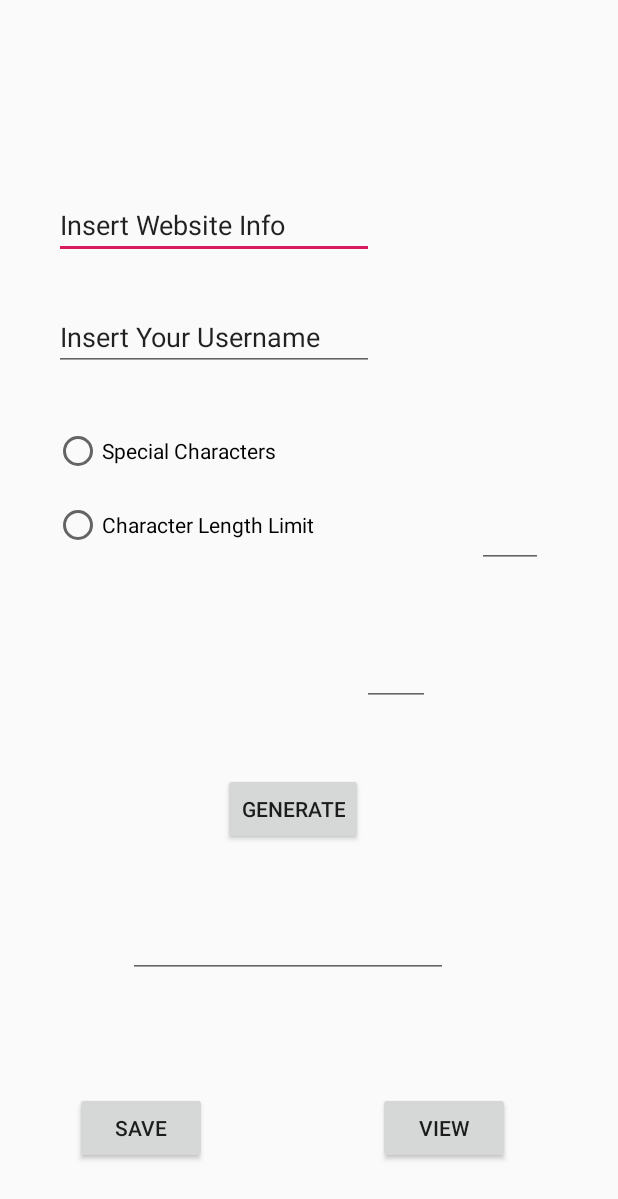
After one commit to grace2330/CS_Final_Project2019, an Android app: the layout first_screen.xml on its own in the app's theme, with its tools: preview values and no code run, on a phone screen of 412 x 824 dp. The commit adds this screen. Shown: the top 1199 px of the screen. Run offline under Robolectric (Android 15) with nearby library versions, the phone set to English and light mode, and no system bars.

Commit message:
first screen UI Design

```diff
--- a/app/src/main/java/com/example/cs_final_project2019/MainActivity.java
+++ b/app/src/main/java/com/example/cs_final_project2019/MainActivity.java
@@ -9,6 +9,6 @@ public class MainActivity extends AppCompatActivity {
     @Override
     protected void onCreate(Bundle savedInstanceState) {
         super.onCreate(savedInstanceState);
-        setContentView(R.layout.activity_main);
+        setContentView(R.layout.second_screen);
     }
 }
--- a/app/src/main/res/layout/activity_main.xml
+++ /dev/null
@@ -1,18 +0,0 @@
-<?xml version="1.0" encoding="utf-8"?>
-<androidx.constraintlayout.widget.ConstraintLayout xmlns:android="http://schemas.android.com/apk/res/android"
-    xmlns:app="http://schemas.android.com/apk/res-auto"
-    xmlns:tools="http://schemas.android.com/tools"
-    android:layout_width="match_parent"
-    android:layout_height="match_parent"
-    tools:context=".MainActivity">
-
-    <TextView
-        android:layout_width="wrap_content"
-        android:layout_height="wrap_content"
-        android:text="Hello World!"
-        app:layout_constraintBottom_toBottomOf="parent"
-        app:layout_constraintLeft_toLeftOf="parent"
-        app:layout_constraintRight_toRightOf="parent"
-        app:layout_constraintTop_toTopOf="parent" />
-
-</androidx.constraintlayout.widget.ConstraintLayout>
--- /dev/null
+++ b/app/src/main/res/layout/first_screen.xml
@@ -0,0 +1,126 @@
+<?xml version="1.0" encoding="utf-8"?>
+<androidx.constraintlayout.widget.ConstraintLayout
+    xmlns:android="http://schemas.android.com/apk/res/android"
+    xmlns:app="http://schemas.android.com/apk/res-auto"
+    xmlns:tools="http://schemas.android.com/tools"
+    android:layout_width="match_parent"
+    android:layout_height="match_parent">
+
+    <EditText
+        android:id="@+id/websiteText"
+        android:layout_width="wrap_content"
+        android:layout_height="wrap_content"
+        android:layout_marginStart="36dp"
+        android:layout_marginLeft="36dp"
+        android:layout_marginTop="127dp"
+        android:ems="10"
+        android:inputType="textPersonName"
+        android:text="Insert Website Info"
+        app:layout_constraintStart_toStartOf="parent"
+        app:layout_constraintTop_toTopOf="parent" />
+
+    <EditText
+        android:id="@+id/usernameText"
+        android:layout_width="wrap_content"
+        android:layout_height="wrap_content"
+        android:layout_marginStart="36dp"
+        android:layout_marginLeft="36dp"
+        android:layout_marginTop="29dp"
+        android:ems="10"
+        android:inputType="textPersonName"
+        android:text="Insert Your Username"
+        app:layout_constraintStart_toStartOf="parent"
+        app:layout_constraintTop_toBottomOf="@+id/websiteText" />
+
+    <Button
+        android:id="@+id/pwGenerateButton"
+        android:layout_width="wrap_content"
+        android:layout_height="wrap_content"
+        android:layout_marginEnd="170dp"
+        android:layout_marginRight="170dp"
+        android:layout_marginBottom="43dp"
+        android:text="Generate"
+        app:layout_constraintBottom_toTopOf="@+id/pwText"
+        app:layout_constraintEnd_toEndOf="parent" />
+
+    <RadioButton
+        android:id="@+id/specialCharButton"
+        android:layout_width="wrap_content"
+        android:layout_height="wrap_content"
+        android:layout_marginStart="36dp"
+        android:layout_marginLeft="36dp"
+        android:layout_marginTop="37dp"
+        android:text="Special Characters"
+        app:layout_constraintStart_toStartOf="parent"
+        app:layout_constraintTop_toBottomOf="@+id/usernameText" />
+
+    <RadioButton
+        android:id="@+id/lengthLimitText"
+        android:layout_width="wrap_content"
+        android:layout_height="wrap_content"
+        android:layout_marginStart="36dp"
+        android:layout_marginLeft="36dp"
+        android:layout_marginTop="17dp"
+        android:text="Character Length Limit"
+        app:layout_constraintStart_toStartOf="parent"
+        app:layout_constraintTop_toBottomOf="@+id/specialCharButton" />
+
+    <EditText
+        android:id="@+id/pwText"
+        android:layout_width="wrap_content"
+        android:layout_height="wrap_content"
+        android:layout_marginEnd="113dp"
+        android:layout_marginRight="113dp"
+        android:layout_marginBottom="76dp"
+        android:ems="10"
+        android:inputType="textPersonName"
+        app:layout_constraintBottom_toTopOf="@+id/saveButton"
+        app:layout_constraintEnd_toEndOf="parent" />
+
+    <EditText
+        android:id="@+id/lowerNumText"
+        android:layout_width="45dp"
+        android:layout_height="53dp"
+        android:layout_marginEnd="31dp"
+        android:layout_marginRight="31dp"
+        android:layout_marginBottom="136dp"
+        android:ems="10"
+        android:inputType="number"
+        app:layout_constraintBottom_toTopOf="@+id/pwText"
+        app:layout_constraintEnd_toStartOf="@+id/higherNumText" />
+
+    <EditText
+        android:id="@+id/higherNumText"
+        android:layout_width="44dp"
+        android:layout_height="39dp"
+        android:layout_marginTop="339dp"
+        android:layout_marginEnd="50dp"
+        android:layout_marginRight="50dp"
+        android:ems="10"
+        android:inputType="number"
+        app:layout_constraintEnd_toEndOf="parent"
+        app:layout_constraintTop_toTopOf="parent" />
+
+    <Button
+        android:id="@+id/saveButton"
+        android:layout_width="wrap_content"
+        android:layout_height="wrap_content"
+        android:layout_marginStart="50dp"
+        android:layout_marginLeft="50dp"
+        android:layout_marginBottom="48dp"
+        android:text="Save"
+        app:layout_constraintBottom_toBottomOf="parent"
+        app:layout_constraintStart_toStartOf="parent" />
+
+    <Button
+        android:id="@+id/viewButton"
+        android:layout_width="wrap_content"
+        android:layout_height="wrap_content"
+        android:layout_marginEnd="72dp"
+        android:layout_marginRight="72dp"
+        android:layout_marginBottom="48dp"
+        android:text="View"
+        app:layout_constraintBottom_toBottomOf="parent"
+        app:layout_constraintEnd_toEndOf="parent" />
+
+</androidx.constraintlayout.widget.ConstraintLayout>
--- a/app/src/main/res/layout/second_screen.xml
+++ b/app/src/main/res/layout/second_screen.xml
@@ -1,6 +1,18 @@
 <?xml version="1.0" encoding="utf-8"?>
-<androidx.constraintlayout.widget.ConstraintLayout
-    xmlns:android="http://schemas.android.com/apk/res/android" android:layout_width="match_parent"
-    android:layout_height="match_parent">
+<androidx.constraintlayout.widget.ConstraintLayout xmlns:android="http://schemas.android.com/apk/res/android"
+    xmlns:app="http://schemas.android.com/apk/res-auto"
+    xmlns:tools="http://schemas.android.com/tools"
+    android:layout_width="match_parent"
+    android:layout_height="match_parent"
+    tools:context=".MainActivity">
+
+    <TextView
+        android:layout_width="wrap_content"
+        android:layout_height="wrap_content"
+        android:text="Hello World!"
+        app:layout_constraintBottom_toBottomOf="parent"
+        app:layout_constraintLeft_toLeftOf="parent"
+        app:layout_constraintRight_toRightOf="parent"
+        app:layout_constraintTop_toTopOf="parent" />
 
 </androidx.constraintlayout.widget.ConstraintLayout>
```
